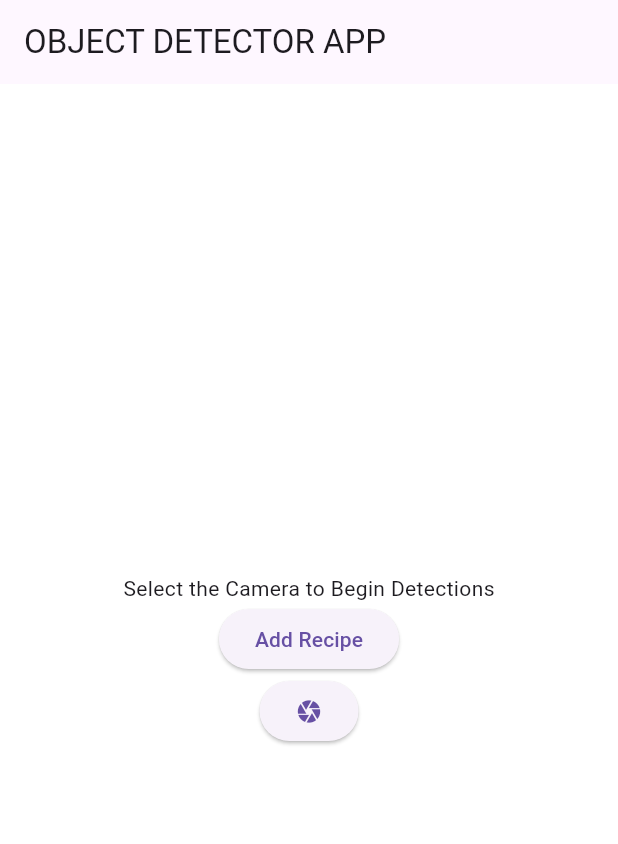
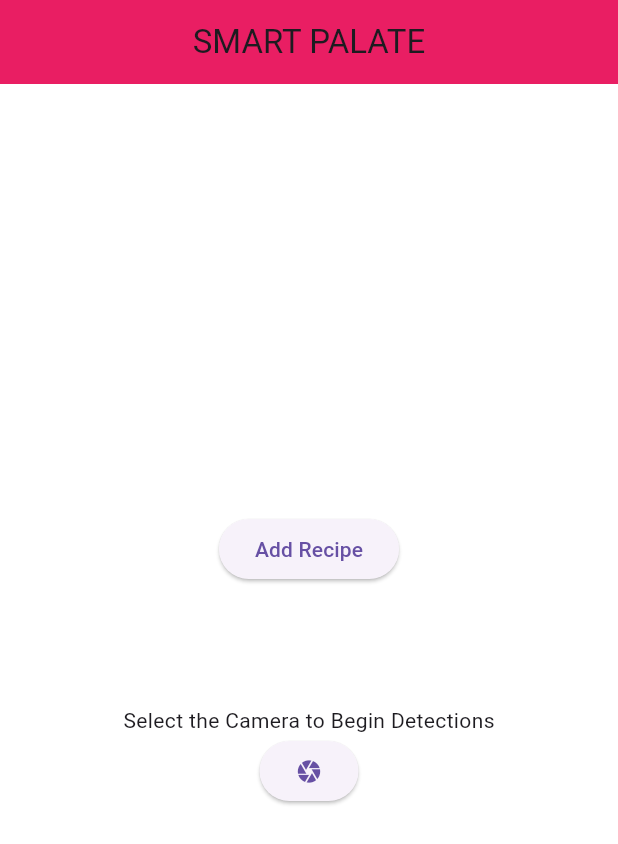
Before and after one commit to Lene9029/newobjectdetectionyolov5, a Flutter app: the screen it shows after launch, on a phone screen of 412 x 824 dp. Shown: the top 844 px of the screen. Run offline on Flutter 3.47's test engine with Material 3 defaults, Android fonts, the phone set to English and light mode, and no system bars; our stand-ins replace image_picker, sqflite; missing offline and left inert: flutter_pytorch, gif; accounts and stored records are empty.

Commit message:
modified:   .gitignore 	deleted:    images/dentskanload.gif 	new file:   images/searching.gif 	modified:   lib/HomeScreen.dart 	modified:   lib/LoaderState.dart 	modified:   lib/add_recipe.dart

```diff
--- a/lib/HomeScreen.dart
+++ b/lib/HomeScreen.dart
@@ -94,12 +94,18 @@ class _HomeScreenState extends State<HomeScreen> {
   @override
   Widget build(BuildContext context) {
     return Scaffold(
-      appBar: AppBar(title: const Text("OBJECT DETECTOR APP")),
+      appBar: AppBar(title: const Text("SMART PALATE"),
+      centerTitle: true,
+      backgroundColor: Colors.pink,),
       backgroundColor: Colors.white,
       body: Center(
           child: Column(
         mainAxisAlignment: MainAxisAlignment.center,
         children: [
+          ElevatedButton(onPressed: (){
+                  Navigator.push(context, MaterialPageRoute(builder: (context) => AddRecipe()));
+                }, child: const Text('Add Recipe')),
+          SizedBox(height: 80,),
           //Image with Detections....
 
           !firststate
@@ -109,9 +115,7 @@ class _HomeScreenState extends State<HomeScreen> {
                       child:
                           _objectModel.renderBoxesOnImage(_image!, objDetect)),
                 ),
-                ElevatedButton(onPressed: (){
-                  Navigator.push(context, MaterialPageRoute(builder: (context) => AddRecipe()));
-                }, child: const Text('Add Recipe')),
+
 
           // !firststate
           //     ? LoaderState()
--- a/lib/LoaderState.dart
+++ b/lib/LoaderState.dart
@@ -41,7 +41,7 @@ class _LoaderStateState extends State<LoaderState>
             child: Container(
               margin: EdgeInsets.only(right: 20.0),
               child: Gif(
-                image: AssetImage("images/dentskanload.gif"),
+                image: AssetImage("images/searching.gif"),
                 controller:
                     controller1, // if duration and fps is null, original gif fps will be used.
                 autostart: Autostart.loop,
--- a/lib/add_recipe.dart
+++ b/lib/add_recipe.dart
@@ -101,7 +101,7 @@ class _AddRecipeState extends State<AddRecipe> {
   @override
   Widget build(BuildContext context) {
     return Scaffold(
-      appBar: AppBar(backgroundColor: Colors.blue,
+      appBar: AppBar(backgroundColor: Colors.pink,
       title: Text('ADD RECIPE'),
       ),
       floatingActionButton: FloatingActionButton(child: const Icon(Icons.add),
```
Also changed, not shown: images/dentskanload.gif (deleted), images/searching.gif (added), 1 other file.
